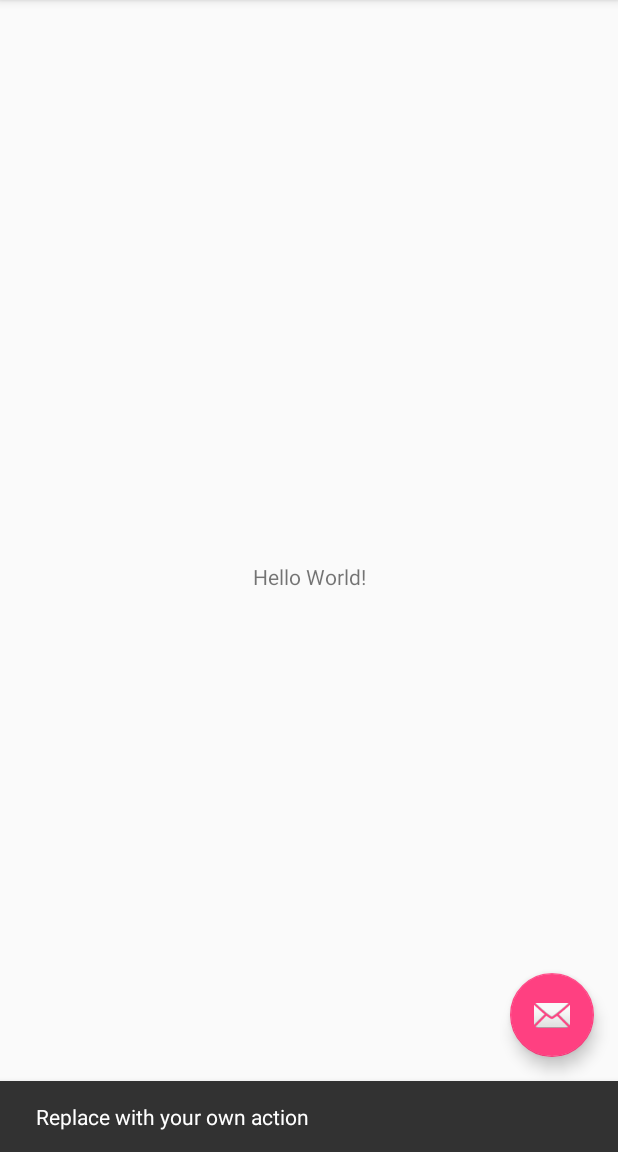
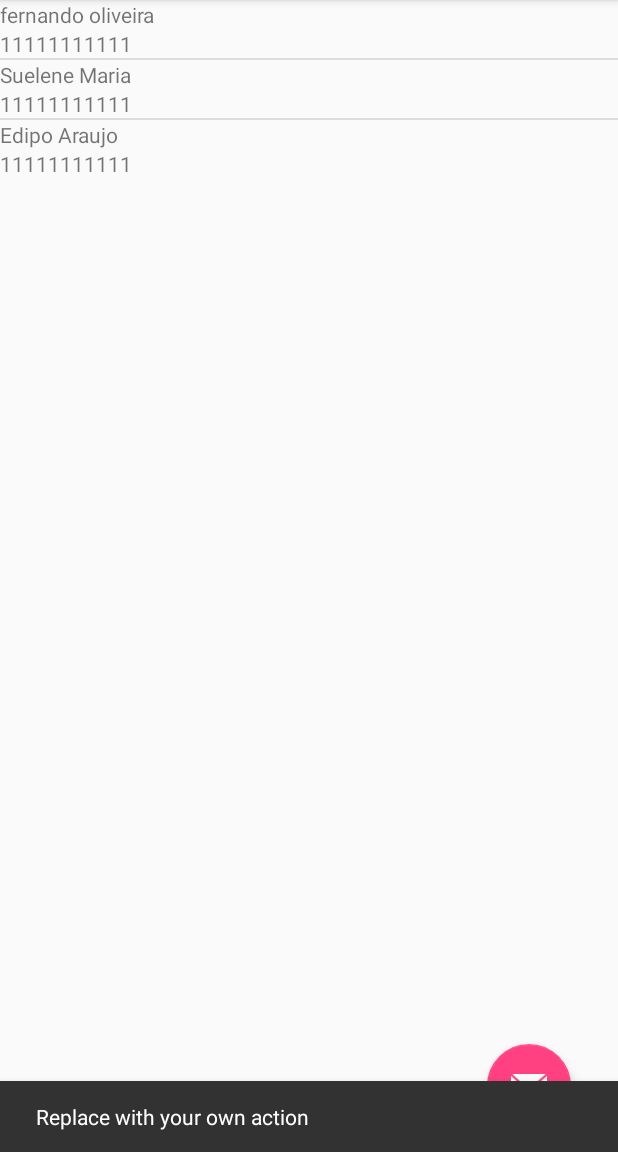
Before and after one commit to fazoubel/expense-control, an Android app: the screen it shows after launch (HomeActivity), after a tap on an icon or button, on a phone screen of 412 x 824 dp, the part 84-1236 px from its top. Run offline under Robolectric (Android 15) with nearby library versions, the phone set to English and light mode, and no system bars; our stand-ins replace Room's generated code.

Commit message:
adicionando usuarios, adapter de usuarios e menu de usuarios

```diff
--- a/app/src/main/java/com/azoubel/expensecontrol/HomeActivity.java
+++ b/app/src/main/java/com/azoubel/expensecontrol/HomeActivity.java
@@ -17,17 +17,22 @@ import android.view.MenuItem;
 import android.widget.Toast;
 
 import com.azoubel.expensecontrol.controller.HomeController;
+import com.azoubel.expensecontrol.model.Expense;
 import com.azoubel.expensecontrol.model.User;
+import com.azoubel.expensecontrol.ui.view.UsersView;
 
+import java.util.Calendar;
+import java.util.Date;
 import java.util.List;
 
 public class HomeActivity extends AppCompatActivity
         implements NavigationView.OnNavigationItemSelectedListener {
 
     List<User> users;
+    List<Expense> expenses;
     HomeController controller;
 
-    ConstraintLayout usersLayout;
+    UsersView usersView;
     ConstraintLayout expensesLayout;
     ConstraintLayout paymentsLayout;
 
@@ -54,9 +59,9 @@ public class HomeActivity extends AppCompatActivity
         drawer.addDrawerListener(toggle);
         toggle.syncState();
 
-        CoordinatorLayout appBarHome = findViewById(R.id.app_bar);
+        ConstraintLayout appBarHome = findViewById(R.id.app_bar);
 
-        usersLayout = appBarHome.findViewById(R.id.home_users);
+        usersView = appBarHome.findViewById(R.id.home_users);
 
         expensesLayout = appBarHome.findViewById(R.id.home_expenses);
 
@@ -68,8 +73,29 @@ public class HomeActivity extends AppCompatActivity
 
         users = controller.loadUsers(this);
 
+        usersView.setData(users, this);
+
+        usersView.setVisibility(View.VISIBLE);
+
         if(users == null || users.isEmpty()) {
-            usersLayout.setVisibility(View.VISIBLE);
+
+            controller.insertUser(this, "fernando oliveira", "11111111111", (byte) 0, 0);
+
+            controller.insertUser(this, "Suelene Maria", "11111111111", (byte) 0, 0);
+
+            controller.insertUser(this, "Edipo Araujo", "11111111111", (byte) 0, 0);
+
+            users = controller.loadUsers(this);
+
+            usersView.setData(users, this);
+
+            usersView.setVisibility(View.VISIBLE);
+        }
+        else {
+            long startDate = getStartDate();
+            long endDate = getEndDate();
+            expenses = controller.findExpenseByUser(this, users.get(0).getUserId(), startDate, endDate);
+            expensesLayout.setVisibility(View.VISIBLE);
         }
 
         NavigationView navigationView = (NavigationView) findViewById(R.id.nav_view);
@@ -78,30 +104,32 @@ public class HomeActivity extends AppCompatActivity
 
         navigationMenu = navigationView.getMenu();
 
-        addMenuItens(navigationMenu);
+        addUsersMenu(navigationMenu);
         updateFloatButton();
     }
 
-    private void addMenuItens(Menu naviMenu) {
-
-        MenuItem usersItem = naviMenu.add( R.id.menuOptions, Menu.NONE, usersMenuId,"usuários");
-        usersItem.setIcon(R.drawable.ic_menu_camera);
-
-        MenuItem expensesItem = naviMenu.add( R.id.menuOptions, Menu.NONE, expensesMenuId,"gastos");
-        expensesItem.setIcon(R.drawable.ic_menu_camera);
-
-        MenuItem paymentsItem = naviMenu.add( R.id.menuOptions, Menu.NONE, paymentsMenuId,"pagamentos");
-        paymentsItem.setIcon(R.drawable.ic_menu_camera);
-
-        addUsersMenu(naviMenu);
-
+    private long getStartDate() {
+        Calendar calendar = Calendar.getInstance();
+        Date now  = new Date();
+        now.setDate(calendar.getActualMinimum(Calendar.DAY_OF_MONTH));
+        long startDate = now.getTime();
+        return startDate;
     }
 
-    private void addUsersMenu(Menu naviMenu) {
+    private long getEndDate() {
+        Calendar calendar = Calendar.getInstance();
+        Date now  = new Date();
+        now.setDate(calendar.getActualMaximum(Calendar.DAY_OF_MONTH));
+        long endDate = now.getTime();
+        return endDate;
+    }
+
+     private void addUsersMenu(Menu naviMenu) {
         if(users != null && !users.isEmpty()) {
             for (User user : users) {
-                MenuItem usersItem = naviMenu.add( R.id.menuUsers, Menu.NONE, user.getUserId(), user.getName());
+                MenuItem usersItem = naviMenu.add( R.id.menuUsers, user.getUserId(), Menu.NONE, user.getName());
                 usersItem.setIcon(getUserIcon(user.getImage()));
+                usersItem.setCheckable(true);
             }
         }
         else {
@@ -162,9 +190,7 @@ public class HomeActivity extends AppCompatActivity
 
         CharSequence title = item.getTitle();
 
-        if(title.equals("dead")) {
-            Toast.makeText(this, "clicked on dead item!!", Toast.LENGTH_SHORT).show();
-        }
+        Toast.makeText(this, "clicked on item!!", Toast.LENGTH_SHORT).show();
         /*int id = item.getItemId();
 
         if (id == R.id.nav_camera) {
--- a/app/src/main/java/com/azoubel/expensecontrol/controller/HomeController.java
+++ b/app/src/main/java/com/azoubel/expensecontrol/controller/HomeController.java
@@ -53,12 +53,9 @@ public class HomeController {
 
     }
 
-    /*public List<Expense> findExpenseByUser(Context context, int userId, long startDate, long endDate) {
+    public List<Expense> findExpenseByUser(Context context, int userId, long startDate, long endDate) {
         return AppDatabase.getInstance(context).expenseDAO().findByUser(userId, startDate, endDate);
     }
 
-    public Store findStoreByName(Context context, String storeName) {
-        // TODO - return store
-        return null;
-    }*/
+
 }
--- a/app/src/main/java/com/azoubel/expensecontrol/model/Address.java
+++ b/app/src/main/java/com/azoubel/expensecontrol/model/Address.java
@@ -7,7 +7,7 @@ import android.arch.persistence.room.PrimaryKey;
 @Entity
 public class Address {
 
-    @PrimaryKey
+    @PrimaryKey(autoGenerate = true)
     private int addressId;
 
     @ColumnInfo(name = "street")
--- a/app/src/main/java/com/azoubel/expensecontrol/model/Expense.java
+++ b/app/src/main/java/com/azoubel/expensecontrol/model/Expense.java
@@ -7,7 +7,7 @@ import android.arch.persistence.room.PrimaryKey;
 @Entity
 public class Expense {
 
-    @PrimaryKey
+    @PrimaryKey(autoGenerate = true)
     private int expenseId;
 
     @ColumnInfo(name = "user_id")
--- a/app/src/main/java/com/azoubel/expensecontrol/model/ExpenseCategory.java
+++ b/app/src/main/java/com/azoubel/expensecontrol/model/ExpenseCategory.java
@@ -11,7 +11,7 @@ public class ExpenseCategory {
         purchase, bill, other
     }
 
-    @PrimaryKey
+    @PrimaryKey(autoGenerate = true)
     private int expenseCategoryId;
 
     @ColumnInfo(name = "name")
--- a/app/src/main/java/com/azoubel/expensecontrol/model/Payment.java
+++ b/app/src/main/java/com/azoubel/expensecontrol/model/Payment.java
@@ -7,7 +7,7 @@ import android.arch.persistence.room.PrimaryKey;
 @Entity
 public class Payment {
 
-    @PrimaryKey
+    @PrimaryKey(autoGenerate = true)
     private int paymentId;
 
     @ColumnInfo(name = "expense_id")
--- a/app/src/main/java/com/azoubel/expensecontrol/model/PaymentWay.java
+++ b/app/src/main/java/com/azoubel/expensecontrol/model/PaymentWay.java
@@ -11,7 +11,7 @@ public class PaymentWay {
         credit_card, money, other
     }
 
-    @PrimaryKey
+    @PrimaryKey(autoGenerate = true)
     private int PaymentWayId;
 
     @ColumnInfo(name = "name")
--- a/app/src/main/java/com/azoubel/expensecontrol/model/Promotion.java
+++ b/app/src/main/java/com/azoubel/expensecontrol/model/Promotion.java
@@ -9,7 +9,7 @@ import java.util.Date;
 @Entity
 public class Promotion {
 
-    @PrimaryKey
+    @PrimaryKey(autoGenerate = true)
     private int promotionId;
 
     @ColumnInfo(name = "name")
--- a/app/src/main/java/com/azoubel/expensecontrol/model/Store.java
+++ b/app/src/main/java/com/azoubel/expensecontrol/model/Store.java
@@ -7,7 +7,7 @@ import android.arch.persistence.room.PrimaryKey;
 @Entity
 public class Store {
 
-    @PrimaryKey
+    @PrimaryKey(autoGenerate = true)
     private int storeId;
 
     @ColumnInfo(name = "store_name")
--- a/app/src/main/java/com/azoubel/expensecontrol/model/User.java
+++ b/app/src/main/java/com/azoubel/expensecontrol/model/User.java
@@ -7,7 +7,7 @@ import android.arch.persistence.room.PrimaryKey;
 @Entity
 public class User {
 
-    @PrimaryKey
+    @PrimaryKey(autoGenerate = true)
     private int userId;
 
     @ColumnInfo(name = "name")
--- /dev/null
+++ b/app/src/main/java/com/azoubel/expensecontrol/ui/UsersViewAdapter.java
@@ -0,0 +1,60 @@
+package com.azoubel.expensecontrol.ui;
+
+import android.app.Activity;
+import android.view.View;
+import android.view.ViewGroup;
+import android.widget.BaseAdapter;
+import android.widget.TextView;
+
+import com.azoubel.expensecontrol.R;
+import com.azoubel.expensecontrol.model.User;
+
+import java.util.List;
+
+public class UsersViewAdapter extends BaseAdapter {
+
+    List<User> users;
+    private Activity activity;
+
+    public UsersViewAdapter(List<User> users, Activity activity) {
+        this.users = users;
+        this.activity = activity;
+    }
+
+    @Override
+    public int getCount() {
+        return users.size();
+    }
+
+    @Override
+    public Object getItem(int i) {
+        return users.get(i);
+    }
+
+    @Override
+    public long getItemId(int i) {
+        return users.get(i).getUserId();
+    }
+
+    @Override
+    public View getView(int i, View view, ViewGroup viewGroup) {
+        if(view == null) {
+            view = activity.getLayoutInflater().inflate(R.layout.user_list_item, viewGroup, false);
+
+            TextView userNameView = view.findViewById(R.id.userNameItem);
+            userNameView.setText(users.get(i).getName());
+
+            TextView userPhoneView = view.findViewById(R.id.userphoneItem);
+            userPhoneView.setText(users.get(i).getPhoneNumber());
+        }
+        return view;
+    }
+
+    public void setActivity(Activity activity) {
+        this.activity = activity;
+    }
+
+    public void setUsers(List<User> users) {
+        this.users = users;
+    }
+}
--- /dev/null
+++ b/app/src/main/java/com/azoubel/expensecontrol/ui/view/UsersView.java
@@ -0,0 +1,47 @@
+package com.azoubel.expensecontrol.ui.view;
+
+import android.app.Activity;
+import android.content.Context;
+import android.support.constraint.ConstraintLayout;
+import android.util.AttributeSet;
+import android.widget.ListView;
+
+import com.azoubel.expensecontrol.R;
+import com.azoubel.expensecontrol.model.User;
+import com.azoubel.expensecontrol.ui.UsersViewAdapter;
+
+import java.util.ArrayList;
+import java.util.List;
+
+public class UsersView extends ConstraintLayout{
+
+    private ListView listView;
+    private UsersViewAdapter adapter;
+
+    public UsersView(Context context) {
+        super(context);
+        init();
+    }
+
+    public UsersView(Context context, AttributeSet attrs) {
+        super(context, attrs);
+        init();
+    }
+
+    public void init() {
+        inflate(getContext(), R.layout.home_users_content, this);
+        listView = findViewById(R.id.usersListView);
+    }
+
+    public void setData(List<User> users, Activity activity) {
+        if(adapter == null) {
+            adapter = new UsersViewAdapter(users, activity);
+            listView.setAdapter(adapter);
+        }
+        else {
+            adapter.setUsers(users);
+            adapter.setActivity(activity);
+            adapter.notifyDataSetChanged();
+        }
+    }
+}
--- a/app/src/main/res/layout/app_bar_home.xml
+++ b/app/src/main/res/layout/app_bar_home.xml
@@ -1,12 +1,14 @@
 <?xml version="1.0" encoding="utf-8"?>
-<android.support.design.widget.CoordinatorLayout xmlns:android="http://schemas.android.com/apk/res/android"
+<android.support.constraint.ConstraintLayout xmlns:android="http://schemas.android.com/apk/res/android"
     xmlns:app="http://schemas.android.com/apk/res-auto"
     xmlns:tools="http://schemas.android.com/tools"
     android:layout_width="match_parent"
     android:layout_height="match_parent"
-    tools:context="com.azoubel.expensecontrol.HomeActivity">
+    tools:context="com.azoubel.expensecontrol.HomeActivity"
+    android:orientation="vertical">
 
     <android.support.design.widget.AppBarLayout
+        android:id="@+id/appBarLayout"
         android:layout_width="match_parent"
         android:layout_height="wrap_content"
         android:theme="@style/AppTheme.AppBarOverlay">
@@ -20,14 +22,35 @@
 
     </android.support.design.widget.AppBarLayout>
 
-    <include layout="@layout/home_users_content"
-        android:id="@+id/home_users" />
+    <com.azoubel.expensecontrol.ui.view.UsersView
+        android:id="@+id/home_users"
+        android:layout_width="match_parent"
+        android:layout_height="wrap_content"
+        app:layout_constraintEnd_toEndOf="parent"
+        app:layout_constraintStart_toStartOf="parent"
+        app:layout_constraintTop_toBottomOf="@+id/appBarLayout"
+        android:visibility="gone">
+
+    </com.azoubel.expensecontrol.ui.view.UsersView>
 
     <include layout="@layout/home_expenses_content"
-        android:id="@+id/home_expenses"/>
+        android:id="@+id/home_expenses"
+        android:layout_width="match_parent"
+        android:layout_height="wrap_content"
+        app:layout_constraintEnd_toEndOf="parent"
+        app:layout_constraintStart_toStartOf="parent"
+        app:layout_constraintTop_toBottomOf="@+id/appBarLayout"
+        android:visibility="gone"/>
 
     <include layout="@layout/home_payments_content"
-        android:id="@+id/home_payments"/>
+        android:id="@+id/home_payments"
+        android:layout_width="match_parent"
+        android:layout_height="wrap_content"
+        app:layout_constraintEnd_toEndOf="parent"
+        app:layout_constraintStart_toStartOf="parent"
+        app:layout_constraintTop_toBottomOf="@+id/appBarLayout"
+        android:visibility="gone"/>
+
 
     <android.support.design.widget.FloatingActionButton
         android:id="@+id/fab"
@@ -35,6 +58,11 @@
         android:layout_height="wrap_content"
         android:layout_gravity="bottom|end"
         android:layout_margin="@dimen/fab_margin"
+        android:layout_marginBottom="280dp"
+        app:layout_constraintBottom_toBottomOf="parent"
+        app:layout_constraintEnd_toEndOf="parent"
+        app:layout_constraintHorizontal_bias="0.953"
+        app:layout_constraintStart_toStartOf="parent"
         app:srcCompat="@android:drawable/ic_dialog_email" />
 
-</android.support.design.widget.CoordinatorLayout>
+</android.support.constraint.ConstraintLayout>
--- a/app/src/main/res/layout/home_users_content.xml
+++ b/app/src/main/res/layout/home_users_content.xml
@@ -1,5 +1,5 @@
 <?xml version="1.0" encoding="utf-8"?>
-<android.support.constraint.ConstraintLayout
+<LinearLayout
     xmlns:android="http://schemas.android.com/apk/res/android"
     xmlns:app="http://schemas.android.com/apk/res-auto"
     xmlns:tools="http://schemas.android.com/tools"
@@ -8,15 +8,12 @@
     app:layout_behavior="@string/appbar_scrolling_view_behavior"
     tools:context="com.azoubel.expensecontrol.HomeActivity"
     tools:showIn="@layout/app_bar_home"
-    android:visibility="gone">
+    android:orientation="vertical"
+    >
 
-    <TextView
-        android:layout_width="wrap_content"
-        android:layout_height="wrap_content"
-        android:text="Hello World!"
-        app:layout_constraintBottom_toBottomOf="parent"
-        app:layout_constraintLeft_toLeftOf="parent"
-        app:layout_constraintRight_toRightOf="parent"
-        app:layout_constraintTop_toTopOf="parent" />
+    <ListView
+        android:id="@+id/usersListView"
+        android:layout_width="match_parent"
+        android:layout_height="wrap_content"></ListView>
 
-</android.support.constraint.ConstraintLayout>
+</LinearLayout>
--- /dev/null
+++ b/app/src/main/res/layout/user_list_item.xml
@@ -0,0 +1,18 @@
+<?xml version="1.0" encoding="utf-8"?>
+<LinearLayout
+    xmlns:android="http://schemas.android.com/apk/res/android"
+    android:layout_width="match_parent"
+    android:layout_height="match_parent"
+    android:orientation="vertical">
+
+    <TextView
+        android:id="@+id/userNameItem"
+        android:layout_width="match_parent"
+        android:layout_height="wrap_content" />
+
+    <TextView
+        android:id="@+id/userphoneItem"
+        android:layout_width="match_parent"
+        android:layout_height="wrap_content" />
+
+</LinearLayout>
--- a/app/src/main/res/menu/activity_home_drawer.xml
+++ b/app/src/main/res/menu/activity_home_drawer.xml
@@ -5,38 +5,24 @@
 
     <group android:checkableBehavior="single"
         android:id="@+id/menuOptions">
-        <!--<item
-            android:id="@+id/nav_camera"
+        <item
+            android:id="@+id/nav_users"
             android:icon="@drawable/ic_menu_camera"
-            android:title="Import" />
+            android:title="Usuários" />
         <item
-            android:id="@+id/nav_gallery"
+            android:id="@+id/nav_expenses"
             android:icon="@drawable/ic_menu_gallery"
-            android:title="Gallery" />
+            android:title="Gastos" />
         <item
-            android:id="@+id/nav_slideshow"
+            android:id="@+id/nav_payments"
             android:icon="@drawable/ic_menu_slideshow"
-            android:title="Slideshow" />
-        <item
-            android:id="@+id/nav_manage"
-            android:icon="@drawable/ic_menu_manage"
-            android:title="Tools" />-->
-    </group>
+            android:title="Pagamentos" />
+            </group>
 
-    <item android:title="Usuários">
-        <menu>
-            <group android:checkableBehavior="single"
-                android:id="@+id/menuUsers">
-            </group>
-           <!-- <item
-                android:id="@+id/nav_share"
-                android:icon="@drawable/ic_menu_share"
-                android:title="Share" />
-            <item
-                android:id="@+id/nav_send"
-                android:icon="@drawable/ic_menu_send"
-                android:title="Send" />-->
-        </menu>
+    <item android:title="Cadastrados" >
+        <group android:checkableBehavior="single"
+            android:id="@+id/menuUsers">
+        </group>
     </item>
 
 </menu>
```
Also changed, not shown: app/src/main/res/drawable/ic_menu_girl.png (added), app/src/main/res/drawable/ic_menu_woman.png (added).
